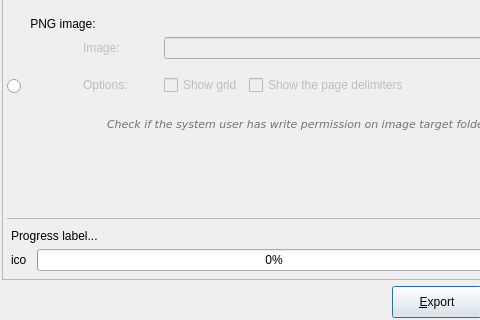
The window that libpgmodeler_ui/ui/modelexportform.ui (pgmodeler/pgmodeler) describes before a commit, drawn with Qt 5; both pictures show x 0 to 480 and y 370 to 690 of the 580 by 690 pixel window.
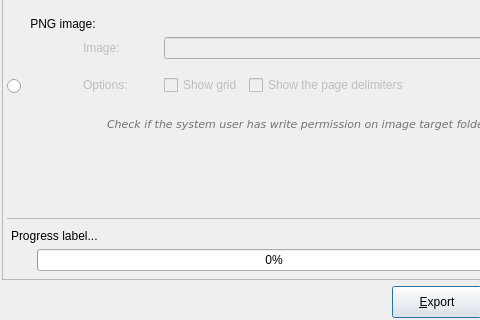
The same window after the commit. Icons and pictures are not drawn.

```diff
--- a/libpgmodeler_ui/ui/modelexportform.ui
+++ b/libpgmodeler_ui/ui/modelexportform.ui
@@ -772,7 +772,7 @@
            </size>
           </property>
           <property name="text">
-           <string>ico</string>
+           <string/>
           </property>
           <property name="scaledContents">
            <bool>true</bool>
```
Left out of the diff: 26 changed lines with no effect on the pictures.
